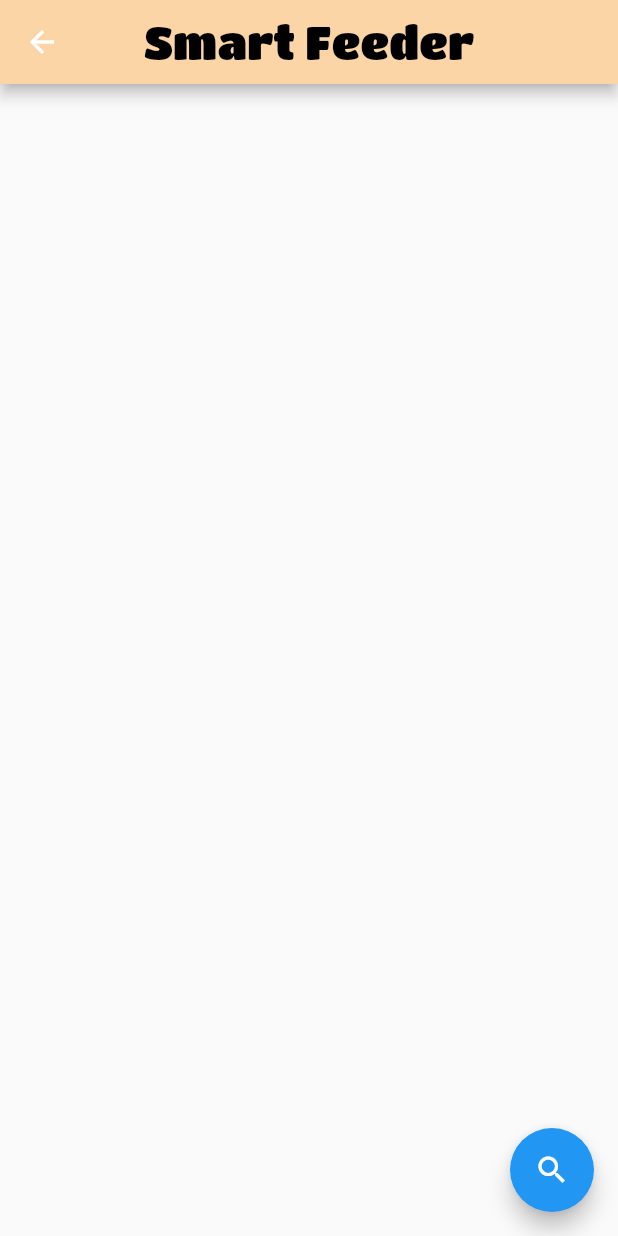
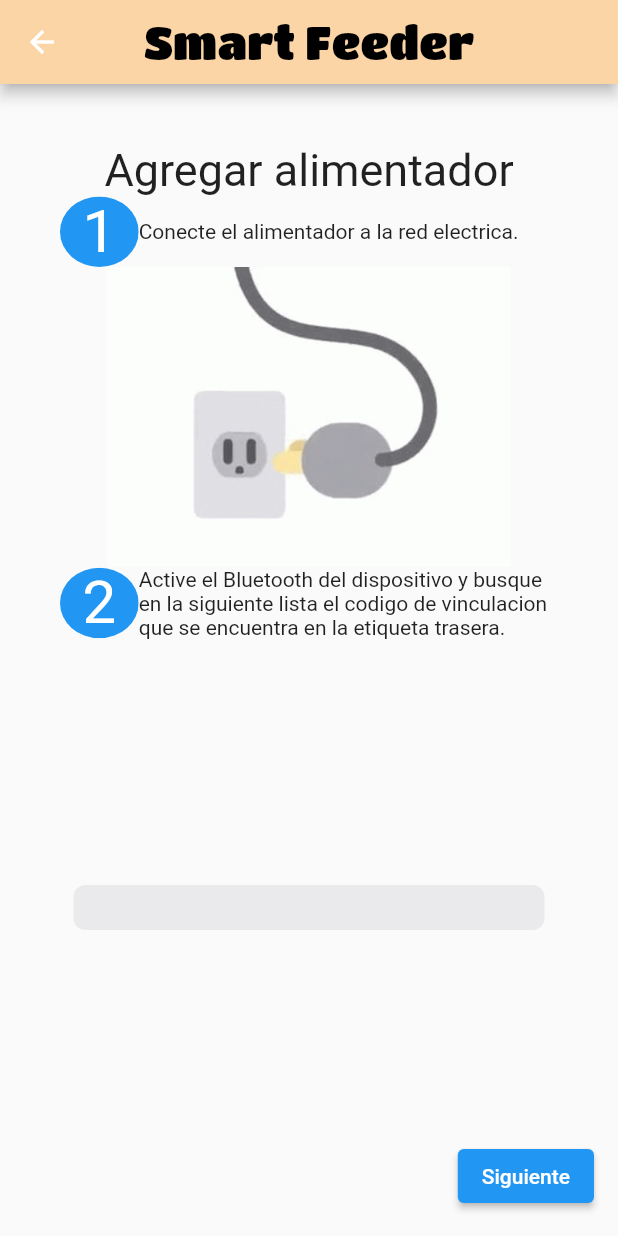
Before and after one commit to msingermann/feedme-app, a Flutter app: the linkFeeder screen opened directly, on a phone screen of 412 x 824 dp. Run offline on Flutter 3.47's test engine with Material 2 defaults, Android fonts, the phone set to English and light mode, and no system bars; our stand-ins replace flutter_blue, fluttertoast; missing offline and left inert: wifi_iot, wifi_scan.

Commit message:
Agregar feeder

```diff
--- a/lib/feeders/link_feeder.dart
+++ b/lib/feeders/link_feeder.dart
@@ -1,8 +1,10 @@
 import 'package:flutter/material.dart';
+import 'package:flutter/cupertino.dart';
 import 'package:flutter_blue/flutter_blue.dart';
 
 import 'package:smart_feeder/navigation/appBarCustomized.dart';
 import 'device.dart';
+import 'link_feeder2.dart';
 
 class linkFeeder extends StatefulWidget {
   const linkFeeder({Key? key}) : super(key: key);
@@ -18,49 +20,88 @@ class _linkFeederState extends State<linkFeeder> {
       appBar: AppBarCustomized(
         appBar: AppBar(),
       ),
-      body: SingleChildScrollView(
+      body: Container(
+        width: double.infinity,
+        padding: const EdgeInsets.fromLTRB(40, 40, 40, 40),
         child: Column(
-          children: <Widget>[
-            StreamBuilder<List<ScanResult>>(
+          mainAxisAlignment: MainAxisAlignment.spaceEvenly,
+          children: [
+            Text("Agregar alimentador", style: TextStyle(fontSize: 30)),
+            Row(
+              children: [
+                ClipOval(
+                  child: Container(
+                    color: Colors.blue,
+                    padding: EdgeInsets.symmetric(horizontal: 15),
+                    child: Text(
+                      "1",
+                      style: TextStyle(color: Colors.white, fontSize: 40),
+                    ),
+                  ),
+                ),
+                Flexible(
+                  child: Text("Conecte el alimentador a la red electrica."),
+                ),
+              ],
+            ),
+            Image(
+              image: new AssetImage("assets/images/plug.gif"),
+              height: 200,
+            ),
+            Row(
+              children: [
+                ClipOval(
+                  child: Container(
+                    color: Colors.blue,
+                    padding: EdgeInsets.symmetric(horizontal: 15),
+                    child: Text(
+                      "2",
+                      style: TextStyle(color: Colors.white, fontSize: 40),
+                    ),
+                  ),
+                ),
+                Flexible(
+                  child: Text("Active el Bluetooth del dispositivo y busque "
+                      "en la siguiente lista el codigo de vinculacion que se "
+                      "encuentra en la etiqueta trasera."),
+                ),
+              ],
+            ),
+            Expanded(
+              child: StreamBuilder<List<ScanResult>>(
                 stream: FlutterBlue.instance.scanResults,
                 initialData: [],
-              builder: (c, snapshot) => Column(
+                builder: (c, snapshot) => CupertinoPicker(
+                  onSelectedItemChanged: (value) {},
+                  itemExtent: 25,
+                  diameterRatio: 1,
+                  useMagnifier: true,
+                  magnification: 1.2,
                   children: snapshot.data!
-                    .map((result) => ListTile(
-                          title: Text(result.device.name == ""
+                      .map((result) => Text(result.device.name == ""
                           ? "No Name "
-                              : result.device.name),
-                          subtitle: Text(result.device.id.toString()),
-                          onTap: () => Navigator.of(context)
-                              .push(MaterialPageRoute(builder: (context) {
-                            result.device.connect();
-                            return DeviceScreen(device: result.device);
-                          })),
-                        ))
+                          : result.device.name))
                       .toList(),
+                ),
               ),
             ),
           ],
         ),
       ),
-      floatingActionButton: StreamBuilder<bool>(
-        stream: FlutterBlue.instance.isScanning,
-        initialData: false,
-        builder: (c, snapshot) {
-          if (snapshot.data!) {
-            return FloatingActionButton(
-              child: Icon(Icons.stop),
-              onPressed: () => FlutterBlue.instance.stopScan(),
-              backgroundColor: Colors.red,
+      floatingActionButton: ElevatedButton(
+        child: Text("Siguiente"),
+        onPressed: () {
+          Navigator.push(
+            context,
+            MaterialPageRoute(builder: (context) => linkFeeder2()),
           );
-          } else {
-            return FloatingActionButton(
-                child: Icon(Icons.search),
-                onPressed: () => FlutterBlue.instance
-                    .startScan(timeout: Duration(seconds: 4)));
-          }
         },
       ),
     );
   }
+
+  @override
+  void initState() {
+    FlutterBlue.instance.startScan(timeout: Duration(seconds: 4));
   }
+}
```
Also changed, not shown: lib/feeders/feeders.dart (+14 -16 lines), lib/feeders/link_feeder2.dart (added, +128 -0 lines), assets/images/plug.gif (added). Lines whose indentation alone changed are shown as unchanged.
